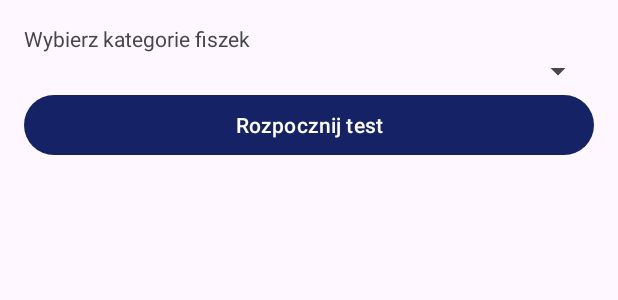
After one commit to jdabrowski5701/Projekt_SM, an Android app: the layout dialog_select_category.xml on its own in the app's theme, with its tools: preview values and no code run, on a phone screen of 412 x 824 dp. The commit adds this screen. Shown: the top 300 px of the screen. Run offline under Robolectric (Android 15) with nearby library versions, the phone set to English and light mode, and no system bars.

Commit message:
dodanie panelu wybrania kategorii, tylko sie wyswietla, jeszcze nie dziala

```diff
--- a/app/src/main/java/sm/projekt/ViewFlashcardsActivity.java
+++ b/app/src/main/java/sm/projekt/ViewFlashcardsActivity.java
@@ -18,6 +18,8 @@ public class ViewFlashcardsActivity extends AppCompatActivity {
     protected void onCreate(Bundle savedInstanceState) {
         super.onCreate(savedInstanceState);
         setContentView(R.layout.activity_view_flashcards);
+
+        String selectedCategory = getIntent().getStringExtra("SELECTED_CATEGORY");
 
         RecyclerView recyclerView = findViewById(R.id.recyclerViewFlashcards);
         recyclerView.setLayoutManager(new LinearLayoutManager(this));
--- /dev/null
+++ b/app/src/main/res/layout/dialog_select_category.xml
@@ -0,0 +1,23 @@
+<?xml version="1.0" encoding="utf-8"?>
+<LinearLayout xmlns:android="http://schemas.android.com/apk/res/android"
+    android:layout_width="match_parent"
+    android:layout_height="wrap_content"
+    android:orientation="vertical"
+    android:padding="16dp">
+
+    <TextView
+        android:layout_width="wrap_content"
+        android:layout_height="wrap_content"
+        android:text="Wybierz kategorie fiszek" />
+
+    <Spinner
+        android:id="@+id/spinnerCategories"
+        android:layout_width="match_parent"
+        android:layout_height="wrap_content" />
+
+    <Button
+        android:id="@+id/buttonStartTest"
+        android:layout_width="match_parent"
+        android:layout_height="wrap_content"
+        android:text="Rozpocznij test" />
+</LinearLayout>
```
Also changed, not shown: app/src/main/java/sm/projekt/MainActivity.java (+30 -2 lines).
